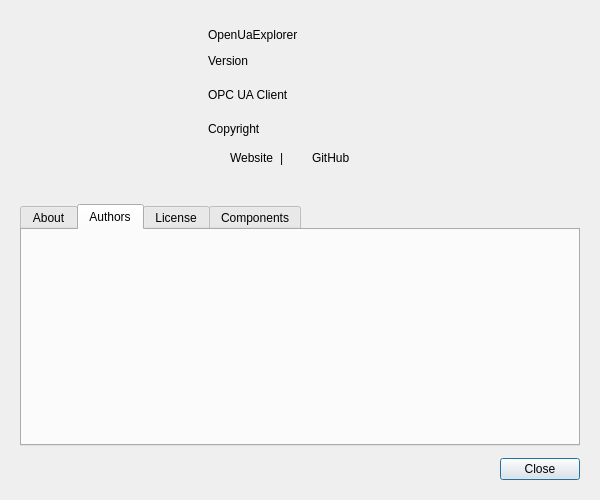
sanny32/OpenUaExplorer, file src/ui/dialogs/dialogabout.ui: the form before one commit.
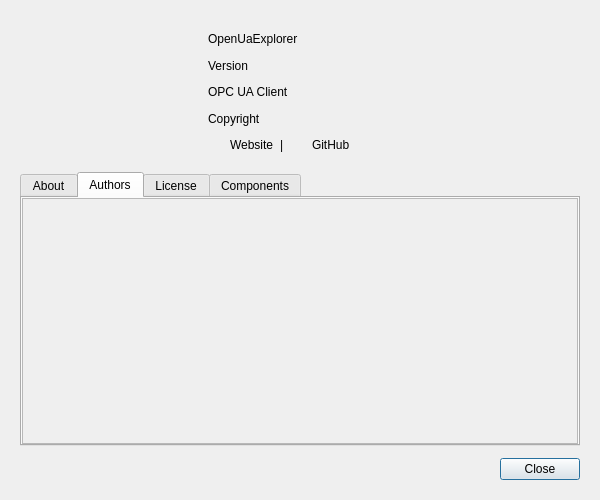
The form after the commit. The open tabs and pages were chosen to show the change. Custom widgets are drawn as their Qt base class.

Commit message: feat: update About dialog to use custom ScrollArea widget

```diff
--- a/src/ui/dialogs/dialogabout.ui
+++ b/src/ui/dialogs/dialogabout.ui
@@ -83,12 +83,6 @@
         </item>
         <item>
          <widget class="QLabel" name="versionLabel">
-          <property name="minimumSize">
-           <size>
-            <width>0</width>
-            <height>30</height>
-           </size>
-          </property>
           <property name="text">
            <string>Version</string>
           </property>
@@ -96,12 +90,6 @@
         </item>
         <item>
          <widget class="QLabel" name="descriptionLabel">
-          <property name="minimumSize">
-           <size>
-            <width>0</width>
-            <height>30</height>
-           </size>
-          </property>
           <property name="text">
            <string>OPC UA Client</string>
           </property>
@@ -112,12 +100,6 @@
         </item>
         <item>
          <widget class="QLabel" name="copyrightLabel">
-          <property name="minimumSize">
-           <size>
-            <width>0</width>
-            <height>30</height>
-           </size>
-          </property>
           <property name="text">
            <string>Copyright</string>
           </property>
@@ -226,19 +208,6 @@
           </item>
          </layout>
         </item>
-        <item>
-         <spacer name="headerVerticalSpacer">
-          <property name="orientation">
-           <enum>Qt::Vertical</enum>
-          </property>
-          <property name="sizeHint" stdset="0">
-           <size>
-            <width>20</width>
-            <height>40</height>
-           </size>
-          </property>
-         </spacer>
-        </item>
        </layout>
       </item>
      </layout>
@@ -310,6 +279,39 @@
       <attribute name="title">
        <string>Authors</string>
       </attribute>
+      <layout class="QVBoxLayout" name="authorsTabLayout">
+       <property name="spacing">
+        <number>0</number>
+       </property>
+       <property name="leftMargin">
+        <number>0</number>
+       </property>
+       <property name="topMargin">
+        <number>0</number>
+       </property>
+       <property name="rightMargin">
+        <number>0</number>
+       </property>
+       <property name="bottomMargin">
+        <number>0</number>
+       </property>
+       <item>
+        <widget class="ScrollArea" name="authorsScrollArea">
+         <property name="sizeAdjustPolicy">
+          <enum>QAbstractScrollArea::AdjustIgnored</enum>
+         </property>
+         <property name="widgetResizable">
+          <bool>true</bool>
+         </property>
+         <widget class="QWidget" name="authorsScrollAreaContents">
+          <property name="geometry">
+           <rect>
+            <x>0</x>
+            <y>0</y>
+            <width>554</width>
+            <height>200</height>
+           </rect>
+          </property>
       <layout class="QVBoxLayout" name="authorsLayout">
        <property name="leftMargin">
         <number>28</number>
@@ -338,6 +340,10 @@
        </item>
       </layout>
      </widget>
+        </widget>
+       </item>
+      </layout>
+     </widget>
      <widget class="QWidget" name="licenseTab">
       <attribute name="title">
        <string>License</string>
@@ -481,6 +487,11 @@
    <extends>QPushButton</extends>
    <header>widgets/themedpushbutton.h</header>
   </customwidget>
+  <customwidget>
+   <class>ScrollArea</class>
+   <extends>QScrollArea</extends>
+   <header>widgets/scrollarea.h</header>
+  </customwidget>
  </customwidgets>
  <resources/>
  <connections/>
```
Left out of the diff: 5 changed lines with no effect on the pictures. Lines whose indentation alone changed are shown as unchanged. The commit also changes 6 other files.
